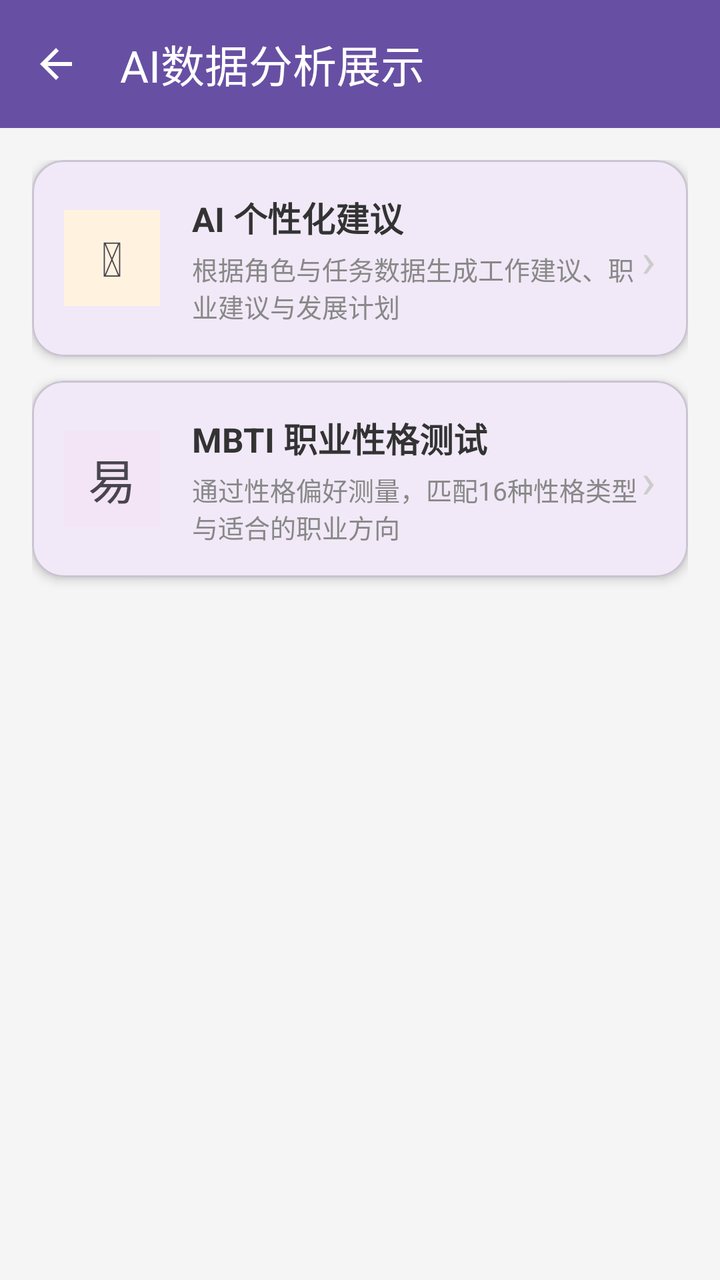
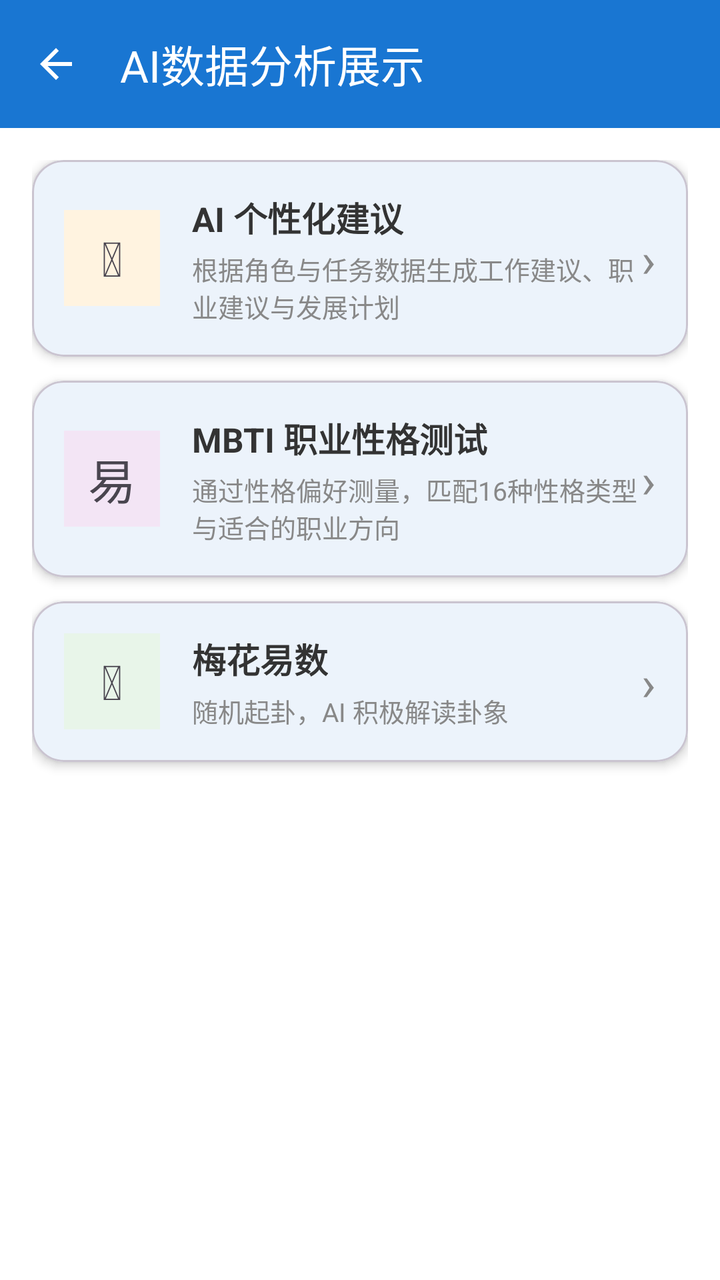

Before-and-after screenshots of an Android layout around one commit, followed by the original layout XML and the change that was made.
<!-- AndroidManifest.xml: application theme Theme.Project_Pandora -->
<!-- res/layout/activity_ai_analysis.xml -->
<?xml version="1.0" encoding="utf-8"?>
<layout xmlns:android="http://schemas.android.com/apk/res/android"
    xmlns:app="http://schemas.android.com/apk/res-auto">

    <data>

    </data>

    <androidx.constraintlayout.widget.ConstraintLayout
        android:layout_width="match_parent"
        android:layout_height="match_parent"
        android:background="#F5F5F5">

        <com.google.android.material.appbar.MaterialToolbar
            android:id="@+id/toolbar"
            android:layout_width="match_parent"
            android:layout_height="wrap_content"
            android:background="?attr/colorPrimary"
            app:title="AI数据分析展示"
            app:titleTextColor="@android:color/white"
            app:navigationIcon="@drawable/ic_back"
            app:layout_constraintTop_toTopOf="parent" />

        <LinearLayout
            android:layout_width="match_parent"
            android:layout_height="0dp"
            android:orientation="vertical"
            android:padding="16dp"
            app:layout_constraintTop_toBottomOf="@id/toolbar"
            app:layout_constraintBottom_toBottomOf="parent">

            <com.google.android.material.card.MaterialCardView
                android:id="@+id/btnSuggestion"
                android:layout_width="match_parent"
                android:layout_height="wrap_content"
                android:layout_marginBottom="12dp"
                app:cardCornerRadius="16dp"
                app:cardElevation="3dp"
                android:clickable="true"
                android:focusable="true">

                <LinearLayout
                    android:layout_width="match_parent"
                    android:layout_height="wrap_content"
                    android:orientation="horizontal"
                    android:gravity="center_vertical"
                    android:padding="16dp">

                    <LinearLayout
                        android:layout_width="48dp"
                        android:layout_height="48dp"
                        android:background="#FFF3E0"
                        android:gravity="center"
                        android:layout_marginEnd="16dp">

                        <TextView
                            android:layout_width="wrap_content"
                            android:layout_height="wrap_content"
                            android:text="&#x1F4A1;"
                            android:textSize="24sp" />

                    </LinearLayout>

                    <LinearLayout
                        android:layout_width="0dp"
                        android:layout_height="wrap_content"
                        android:layout_weight="1"
                        android:orientation="vertical">

                        <TextView
                            android:layout_width="wrap_content"
                            android:layout_height="wrap_content"
                            android:text="AI 个性化建议"
                            android:textSize="17sp"
                            android:textStyle="bold"
                            android:textColor="#333333" />

                        <TextView
                            android:layout_width="wrap_content"
                            android:layout_height="wrap_content"
                            android:text="根据角色与任务数据生成工作建议、职业建议与发展计划"
                            android:textSize="13sp"
                            android:textColor="#888888"
                            android:layout_marginTop="4dp" />

                    </LinearLayout>

                    <TextView
                        android:layout_width="wrap_content"
                        android:layout_height="wrap_content"
                        android:text="›"
                        android:textSize="24sp"
                        android:textColor="#CCCCCC" />

                </LinearLayout>
            </com.google.android.material.card.MaterialCardView>

            <com.google.android.material.card.MaterialCardView
                android:id="@+id/btnMbtiTest"
                android:layout_width="match_parent"
                android:layout_height="wrap_content"
                android:layout_marginBottom="12dp"
                app:cardCornerRadius="16dp"
                app:cardElevation="3dp"
                android:clickable="true"
                android:focusable="true">

                <LinearLayout
                    android:layout_width="match_parent"
                    android:layout_height="wrap_content"
                    android:orientation="horizontal"
                    android:gravity="center_vertical"
                    android:padding="16dp">

                    <LinearLayout
                        android:layout_width="48dp"
                        android:layout_height="48dp"
                        android:background="#F3E5F5"
                        android:gravity="center"
                        android:layout_marginEnd="16dp">

                        <TextView
                            android:layout_width="wrap_content"
                            android:layout_height="wrap_content"
                            android:text="&#x1F9E0;"
                            android:textSize="24sp" />

                    </LinearLayout>

                    <LinearLayout
                        android:layout_width="0dp"
                        android:layout_height="wrap_content"
                        android:layout_weight="1"
                        android:orientation="vertical">

                        <TextView
                            android:layout_width="wrap_content"
                            android:layout_height="wrap_content"
                            android:text="MBTI 职业性格测试"
                            android:textSize="17sp"
                            android:textStyle="bold"
                            android:textColor="#333333" />

                        <TextView
                            android:layout_width="wrap_content"
                            android:layout_height="wrap_content"
                            android:text="通过性格偏好测量，匹配16种性格类型与适合的职业方向"
                            android:textSize="13sp"
                            android:textColor="#888888"
                            android:layout_marginTop="4dp" />

                    </LinearLayout>

                    <TextView
                        android:layout_width="wrap_content"
                        android:layout_height="wrap_content"
                        android:text="›"
                        android:textSize="24sp"
                        android:textColor="#CCCCCC" />

                </LinearLayout>
            </com.google.android.material.card.MaterialCardView>


        </LinearLayout>

    </androidx.constraintlayout.widget.ConstraintLayout>
</layout>
<!-- resources referenced by this layout -->
<resources>
  <!-- drawable ic_back (drawable) -->
  <vector xmlns:android="http://schemas.android.com/apk/res/android"
      android:width="24dp"
      android:height="24dp"
      android:viewportWidth="24"
      android:viewportHeight="24"
      android:tint="?attr/colorOnPrimary">
      <path
          android:fillColor="@android:color/white"
          android:pathData="M20,11H7.83l5.59,-5.59L12,4l-8,8 8,8 1.41,-1.41L7.83,13H20v-2z" />
  </vector>
  <style name="Theme.Project_Pandora" parent="Base.Theme.Project_Pandora" />
  <style name="Base.Theme.Project_Pandora" parent="Theme.Material3.DayNight.NoActionBar">
          
          
      </style>
</resources>

<!-- the commit's change to res/layout/activity_ai_analysis.xml (unified diff, before → after) -->
@@ -9,7 +9,7 @@
     <androidx.constraintlayout.widget.ConstraintLayout
         android:layout_width="match_parent"
         android:layout_height="match_parent"
-        android:background="#F5F5F5">
+        android:background="@color/color_bg_page">
 
         <com.google.android.material.appbar.MaterialToolbar
             android:id="@+id/toolbar"
@@ -73,14 +73,14 @@
                             android:text="AI 个性化建议"
                             android:textSize="17sp"
                             android:textStyle="bold"
-                            android:textColor="#333333" />
+                            android:textColor="@color/color_text_primary" />
 
                         <TextView
                             android:layout_width="wrap_content"
                             android:layout_height="wrap_content"
                             android:text="根据角色与任务数据生成工作建议、职业建议与发展计划"
                             android:textSize="13sp"
-                            android:textColor="#888888"
+                            android:textColor="@color/color_text_secondary"
                             android:layout_marginTop="4dp" />
 
                     </LinearLayout>
@@ -90,7 +90,7 @@
                         android:layout_height="wrap_content"
                         android:text="›"
                         android:textSize="24sp"
-                        android:textColor="#CCCCCC" />
+                        android:textColor="@color/color_text_secondary" />
 
                 </LinearLayout>
             </com.google.android.material.card.MaterialCardView>
@@ -139,14 +139,14 @@
                             android:text="MBTI 职业性格测试"
                             android:textSize="17sp"
                             android:textStyle="bold"
-                            android:textColor="#333333" />
+                            android:textColor="@color/color_text_primary" />
 
                         <TextView
                             android:layout_width="wrap_content"
                             android:layout_height="wrap_content"
                             android:text="通过性格偏好测量，匹配16种性格类型与适合的职业方向"
                             android:textSize="13sp"
-                            android:textColor="#888888"
+                            android:textColor="@color/color_text_secondary"
                             android:layout_marginTop="4dp" />
 
                     </LinearLayout>
@@ -156,11 +156,78 @@
                         android:layout_height="wrap_content"
                         android:text="›"
                         android:textSize="24sp"
-                        android:textColor="#CCCCCC" />
+                        android:textColor="@color/color_text_secondary" />
 
                 </LinearLayout>
             </com.google.android.material.card.MaterialCardView>
 
+            
+            <com.google.android.material.card.MaterialCardView
+                android:id="@+id/btnDivination"
+                android:layout_width="match_parent"
+                android:layout_height="wrap_content"
+                android:layout_marginBottom="12dp"
+                app:cardCornerRadius="16dp"
+                app:cardElevation="3dp"
+                android:clickable="true"
+                android:focusable="true">
+
+                <LinearLayout
+                    android:layout_width="match_parent"
+                    android:layout_height="wrap_content"
+                    android:orientation="horizontal"
+                    android:gravity="center_vertical"
+                    android:padding="16dp">
+
+                    <LinearLayout
+                        android:layout_width="48dp"
+                        android:layout_height="48dp"
+                        android:background="#E8F5E9"
+                        android:gravity="center"
+                        android:layout_marginEnd="16dp">
+
+                        <TextView
+                            android:layout_width="wrap_content"
+                            android:layout_height="wrap_content"
+                            android:text="&#x1F52E;"
+                            android:textSize="24sp" />
+
+                    </LinearLayout>
+
+                    <LinearLayout
+                        android:layout_width="0dp"
+                        android:layout_height="wrap_content"
+                        android:layout_weight="1"
+                        android:orientation="vertical">
+
+                        <TextView
+                            android:layout_width="wrap_content"
+                            android:layout_height="wrap_content"
+                            android:text="梅花易数"
+                            android:textSize="17sp"
+                            android:textStyle="bold"
+                            android:textColor="@color/color_text_primary" />
+
+                        <TextView
+                            android:layout_width="wrap_content"
+                            android:layout_height="wrap_content"
+                            android:text="随机起卦，AI 积极解读卦象"
+                            android:textSize="13sp"
+                            android:textColor="@color/color_text_secondary"
+                            android:layout_marginTop="4dp" />
+
+                    </LinearLayout>
+
+                    <TextView
+                        android:layout_width="wrap_content"
+                        android:layout_height="wrap_content"
+                        android:text="›"
+                        android:textSize="24sp"
+                        android:textColor="@color/color_text_secondary" />
+
+                </LinearLayout>
+            </com.google.android.material.card.MaterialCardView>
+
 
         </LinearLayout>
 
<!-- resource entries referenced after the edit -->
@@ -1,5 +1,8 @@
 <!-- resources referenced by this layout -->
 <resources>
+  <color name="color_bg_page">#FFFFFFFF</color>
+  <color name="color_text_primary">#FF333333</color>
+  <color name="color_text_secondary">#FF888888</color>
   <!-- drawable ic_back (drawable) -->
   <vector xmlns:android="http://schemas.android.com/apk/res/android"
       android:width="24dp"
@@ -14,7 +17,16 @@
   <style name="Theme.Project_Pandora" parent="Base.Theme.Project_Pandora" />
   <style name="Base.Theme.Project_Pandora" parent="Theme.Material3.DayNight.NoActionBar">
           
-          
+          <item name="colorPrimary">@color/color_calendar_today</item>
+          <item name="colorOnPrimary">@color/white</item>
+          <item name="colorSurface">@color/color_bg_page</item>
+          <item name="colorOnSurface">@color/color_text_primary</item>
+          <item name="colorOnSurfaceVariant">@color/color_text_secondary</item>
+          <item name="android:colorBackground">@color/color_bg_page</item>
+          <item name="android:textColorPrimary">@color/color_text_primary</item>
+          <item name="android:textColorSecondary">@color/color_text_secondary</item>
       </style>
+  <color name="color_calendar_today">#FF1976D2</color>
+  <color name="white">#FFFFFFFF</color>
 </resources>
 
